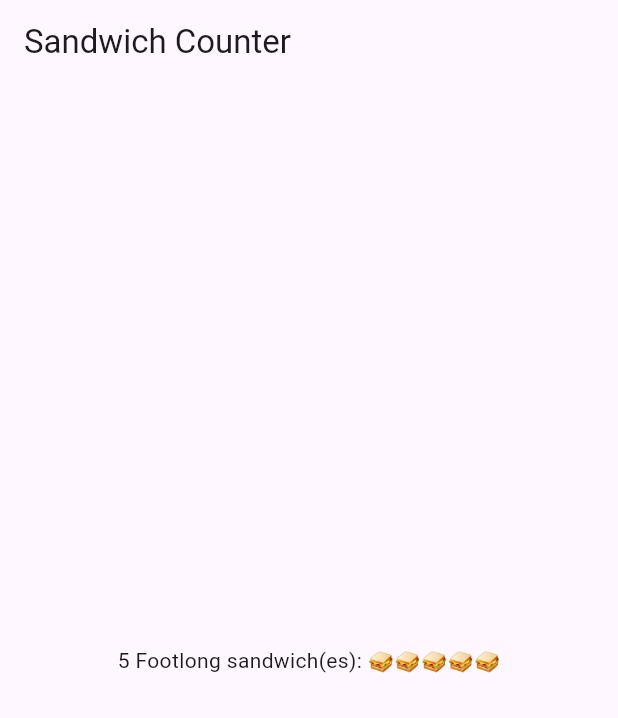
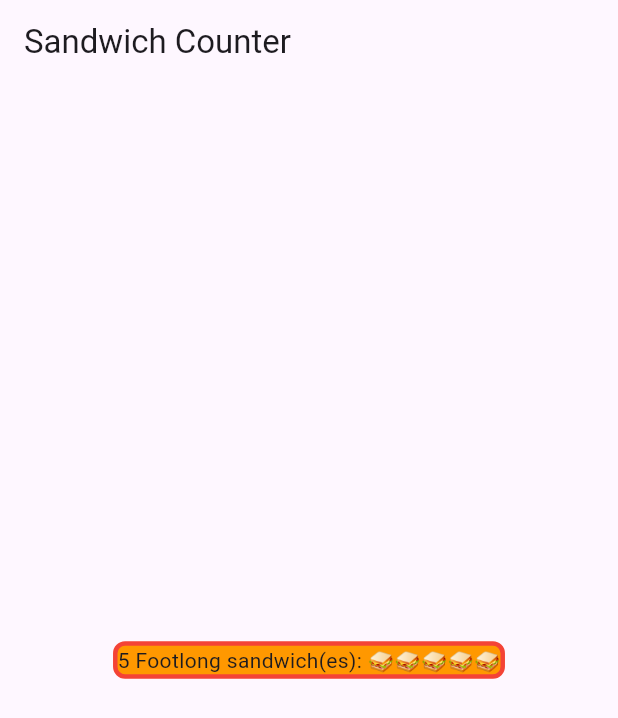
Before and after one commit to WilliamSpender/hello_flutter, a Flutter app: the screen it shows after launch, on a phone screen of 412 x 824 dp. Shown: the top 718 px of the screen. Run offline on Flutter 3.47's test engine with Material 3 defaults, Android fonts, the phone set to English and light mode, and no system bars.

Commit message:
Wrap OrderItemDisplay in Container and add Decoration

```diff
--- a/lib/main.dart
+++ b/lib/main.dart
@@ -13,8 +13,19 @@ class App extends StatelessWidget {
       title: 'Sandwich Shop App',
       home: Scaffold(
         appBar: AppBar(title: const Text('Sandwich Counter')),
-        body: const Center(
-          child: OrderItemDisplay(5, 'Footlong')
+        body: Center(
+            child: Container(
+              decoration: BoxDecoration(
+                color: Colors.orange,
+                border: Border.all(
+                  color: Colors.red,
+                  width: 3,
+                ),
+                  borderRadius: BorderRadius.circular(8)
+              ),
+                height: 25,
+                child: const OrderItemDisplay(5, 'Footlong'),
+          )
         )
       )
     );
```
